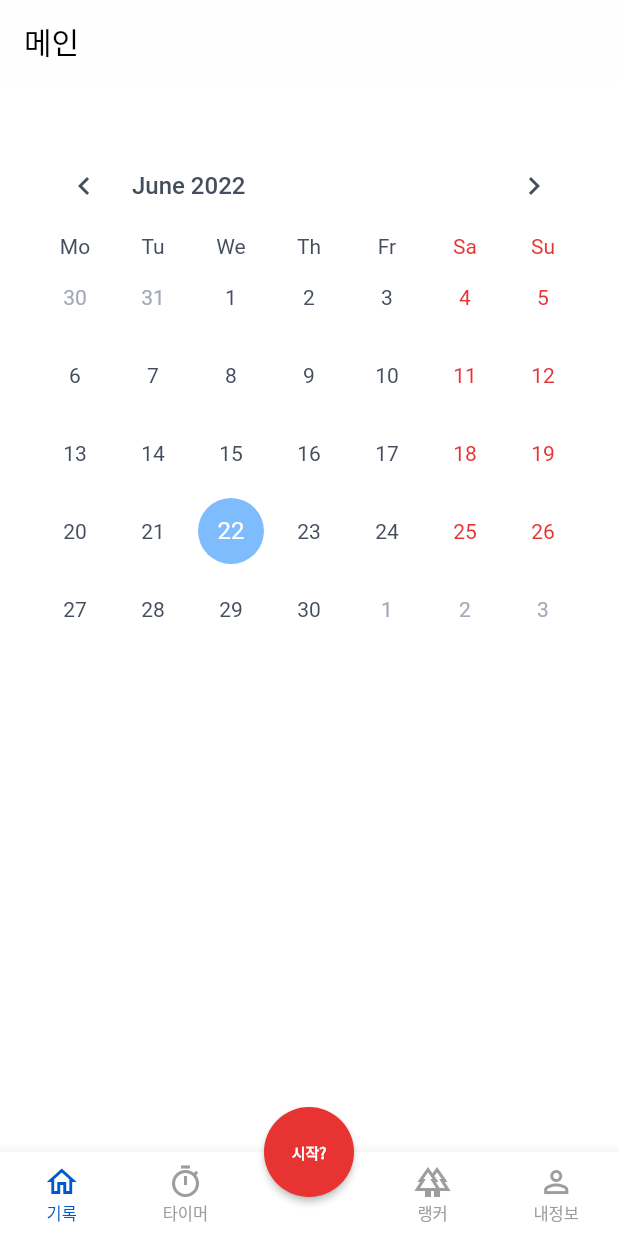
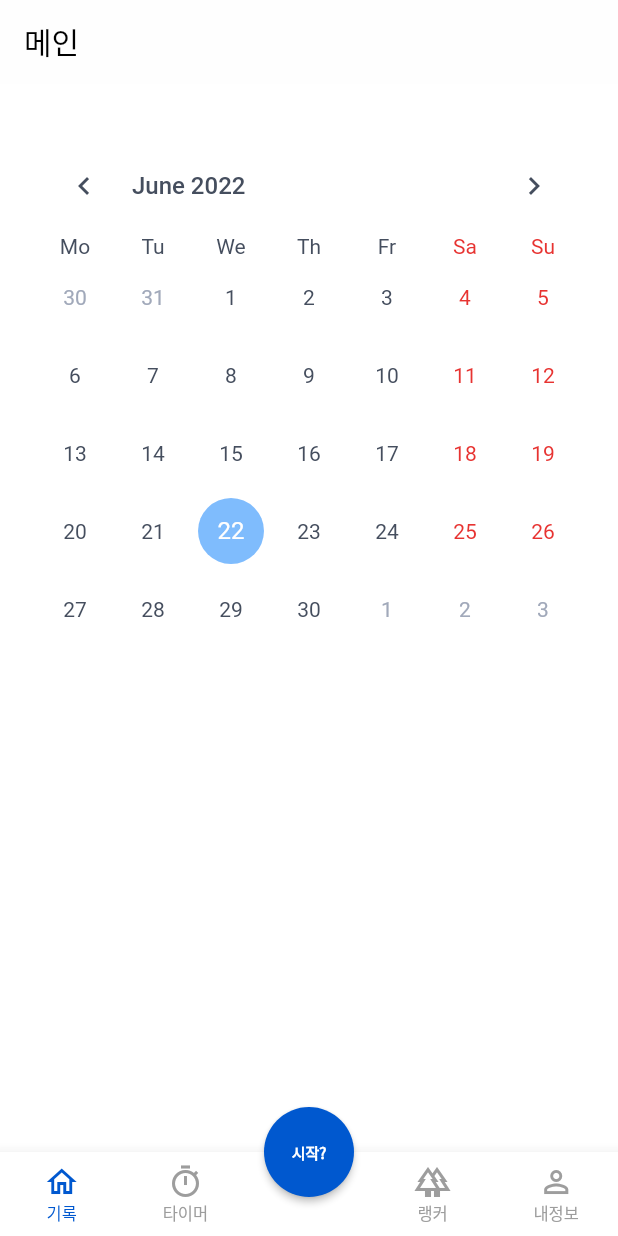
Before and after one commit to junddao/my_workout_diary_app, a Flutter app: the PageTabView screen opened directly, on a phone screen of 412 x 824 dp. Run offline on Flutter 3.47's test engine with Material 2 defaults, Android fonts, the phone set to English and light mode, and no system bars; drawn by our look-alikes of table_calendar; our stand-ins replace cached_network_image, carousel_slider, circular_countdown_timer, device_info_plus, dio, dots_indicator and 11 more; missing offline and left inert: audio_session, enum_to_string, kakao_flutter_sdk; accounts and stored records are empty.

Commit message:
:art: add somethings

```diff
--- a/lib/main.dart
+++ b/lib/main.dart
@@ -58,7 +58,7 @@ class MyApp extends StatelessWidget {
         theme: ThemeData(
             primaryColor: Colors.white,
             visualDensity: VisualDensity.adaptivePlatformDensity,
-            accentColor: DSColors.tomato,
+            accentColor: DSColors.blue5,
             appBarTheme: AppBarTheme(
               color: DSColors.white,
               foregroundColor: DSColors.black,
--- a/lib/page_tabs.dart
+++ b/lib/page_tabs.dart
@@ -73,7 +73,7 @@ class _PageTabViewState extends State<PageTabView> {
           value.isStart ? dialog(_, value) : value.start();
         },
         style: ElevatedButton.styleFrom(
-          primary: value.time == 0 ? DSColors.tomato : DSColors.kakao_yellow,
+          primary: value.time == 0 ? DSColors.blue5 : DSColors.kakao_yellow,
           minimumSize: const Size(60, 60),
           shape: const CircleBorder(),
         ),
```
